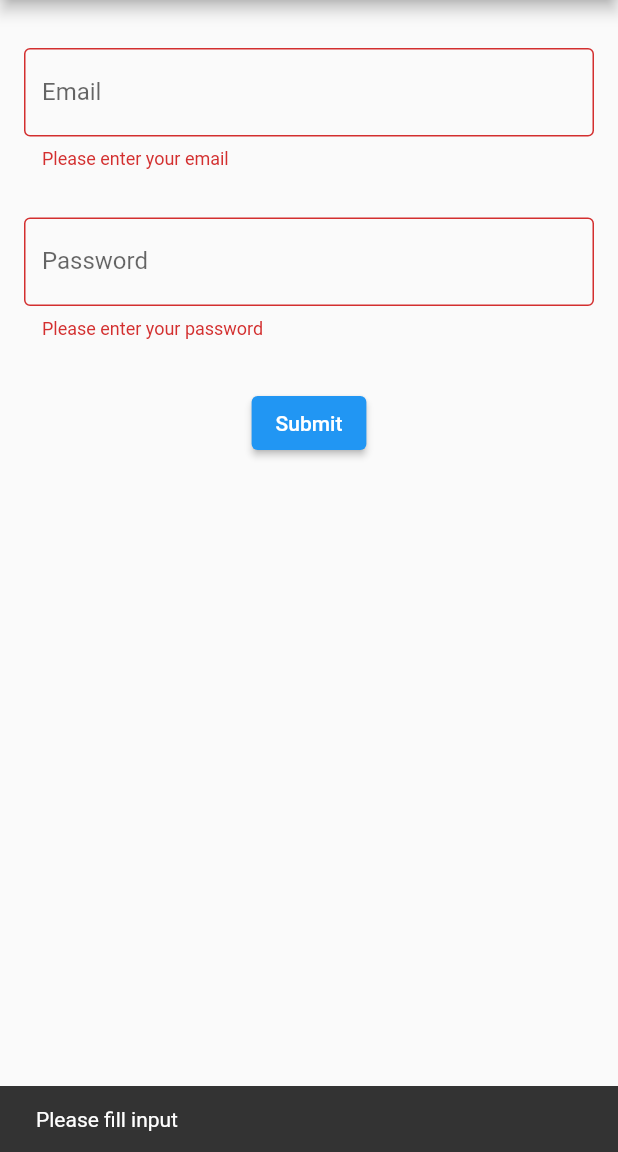
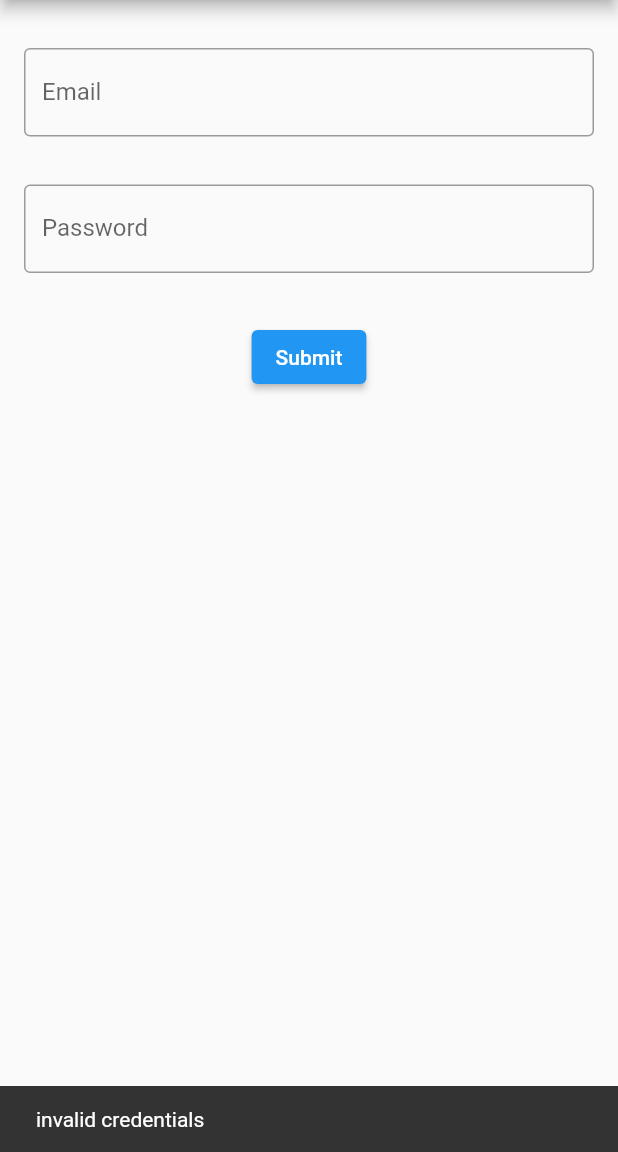
Before and after one commit to brian-benedict/log_in, a Flutter app: the screen it shows after launch, after a tap on "Submit", on a phone screen of 412 x 824 dp, the part 84-1236 px from its top. Run offline on Flutter 3.47's test engine with Material 2 defaults, Android fonts, the phone set to English and light mode, and no system bars.

Commit message:
password authentication to the homepage

```diff
--- a/lib/main.dart
+++ b/lib/main.dart
@@ -82,11 +82,19 @@ class _LoginState extends State<Login> {
                 child: Center(
                   child: ElevatedButton(
                     onPressed: () {
-                      if (_formKey.currentState!.validate()) {
-                        // Navigate the user to the Home page
+                      if (emailController.text ==
+                              "benedictbrian614@gmail.com" &&
+                          passwordController.text == "myname") {
+                        Navigator.push(
+                          context,
+                          MaterialPageRoute(
+                              builder: (context) => HomePage(
+                                    email: emailController.text,
+                                  )),
+                        );
                       } else {
                         ScaffoldMessenger.of(context).showSnackBar(
-                          const SnackBar(content: Text('Please fill input')),
+                          const SnackBar(content: Text('invalid credentials')),
                         );
                       }
                     },
```
